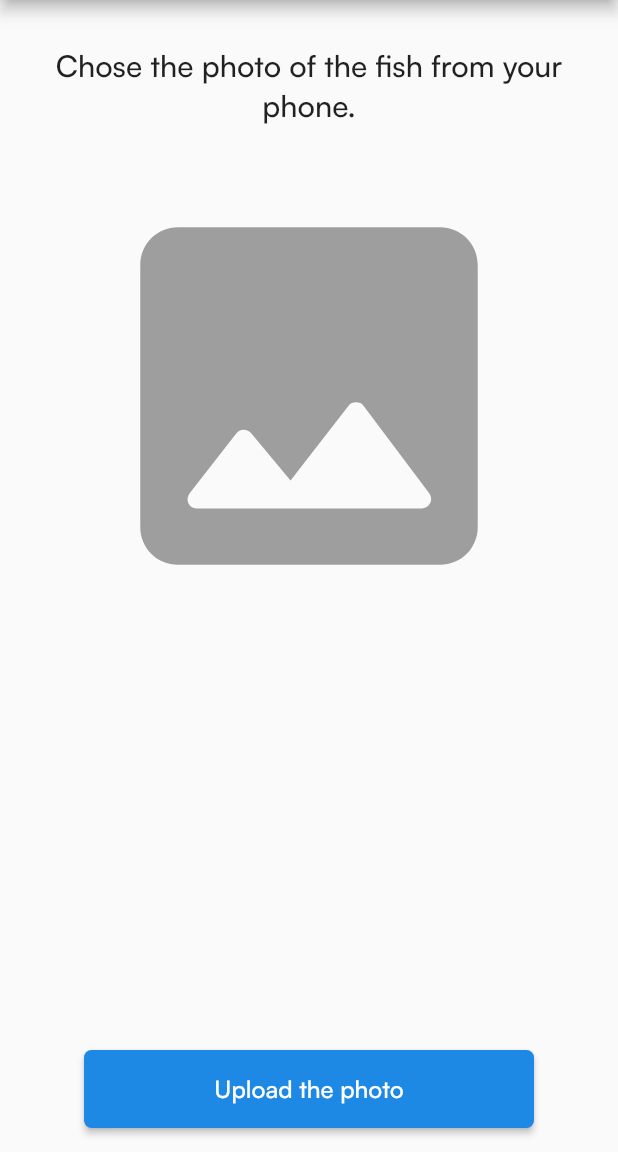
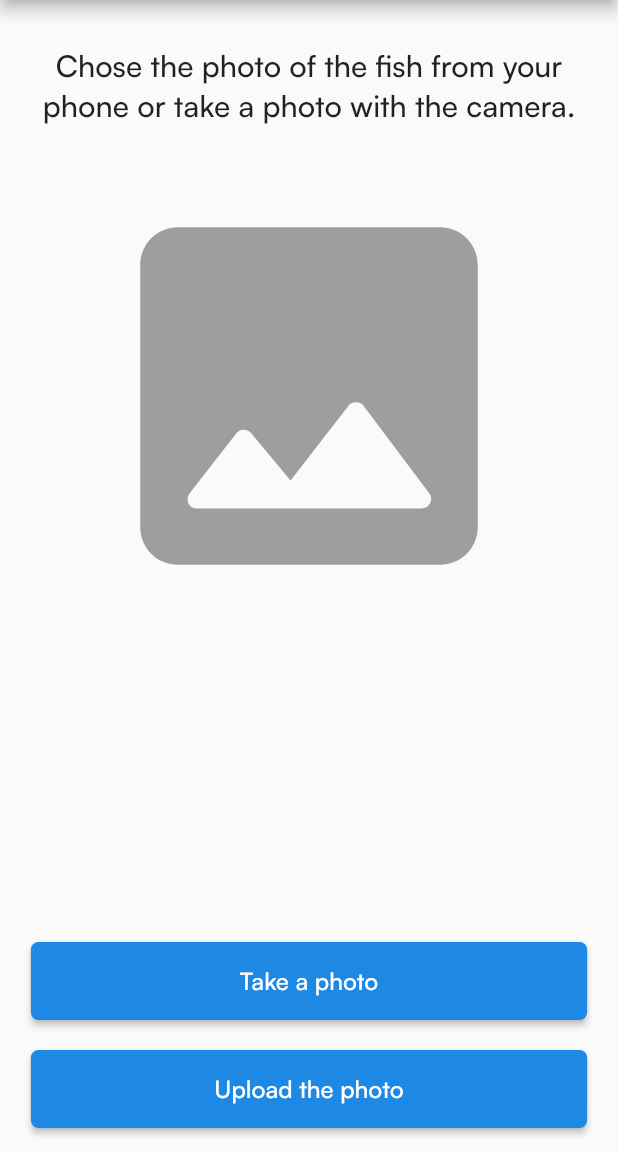
Before and after one commit to BoMil/fish_recognizer, a Flutter app: the screen it shows after launch, after a tap on "Upload the photo", on a phone screen of 412 x 824 dp, the part 84-1236 px from its top. Run offline on Flutter 3.47's test engine with Material 2 defaults, Android fonts, the phone set to English and light mode, and no system bars; our stand-ins replace camera, image_picker; missing offline and left inert: flutter_tflite.

Commit message:
Added camera photo feature and updated the model

```diff
--- a/lib/main.dart
+++ b/lib/main.dart
@@ -3,27 +3,45 @@ import 'package:fish_recognizer/utils/fish_breeds.dart';
 import 'package:image_picker/image_picker.dart';
 import 'package:flutter_tflite/flutter_tflite.dart';
 import 'package:flutter/material.dart';
+import 'package:camera/camera.dart';
 
+import 'camera_view/camera_view.dart';
 import 'theme/app_colors.dart';
 
-void main() {
-  runApp(const MyApp());
+void main() async {
+  // Ensure that plugin services are initialized so that `availableCameras()`
+  // can be called before `runApp()`
+  WidgetsFlutterBinding.ensureInitialized();
+  CameraDescription? firstCamera;
+  try {
+    // Obtain a list of the available cameras on the device.
+    final cameras = await availableCameras();
+    // Get a specific camera from the list of available cameras.
+    firstCamera = cameras.first;
+  } catch (e) {
+    debugPrint('error');
+  }
+
+  runApp(MyApp(camera: firstCamera));
 }
 
 class MyApp extends StatelessWidget {
-  const MyApp({super.key});
+  final CameraDescription? camera;
+  const MyApp({super.key, required this.camera});
 
   @override
   Widget build(BuildContext context) {
     return MaterialApp(
       theme: ThemeData(primarySwatch: Colors.blue, fontFamily: 'Satoshi'),
-      home: const MyHomePage(title: 'Fish recognizer'),
+      home: MyHomePage(title: 'Fish recognizer', camera: camera),
     );
   }
 }
 
 class MyHomePage extends StatefulWidget {
-  const MyHomePage({super.key, required this.title});
+  final CameraDescription? camera;
+
+  const MyHomePage({super.key, required this.title, required this.camera});
 
   final String title;
 
@@ -32,8 +50,8 @@ class MyHomePage extends StatefulWidget {
 }
 
 class _MyHomePageState extends State<MyHomePage> {
-  File? _image;
-  final ImagePicker _imagePicker = ImagePicker();
+  File? _uploadedImage;
+  final ImagePicker _uploadedImagePicker = ImagePicker();
   List _output = [];
   String fishName = '';
   String fishDescription = '';
@@ -52,13 +70,12 @@ class _MyHomePageState extends State<MyHomePage> {
   }
 
   _pickImage() async {
-    var image = await _imagePicker.pickImage(source: ImageSource.gallery);
+    var image = await _uploadedImagePicker.pickImage(source: ImageSource.gallery);
 
     if (image == null) {
       return;
     }
-
-    _image = File(image.path);
+    _uploadedImage = File(image.path);
     _classsifyImage(image);
   }
 
@@ -85,6 +102,27 @@ class _MyHomePageState extends State<MyHomePage> {
     });
   }
 
+  _goToCameraView() async {
+    await Navigator.of(context)
+        .push(
+          MaterialPageRoute(
+            builder: (context) => CameraView(
+              camera: widget.camera,
+            ),
+          ),
+        )
+        .then(
+          (value) => {
+            if (value.isNotEmpty)
+              {
+                // Photo taken from the CameraView
+                _uploadedImage = File(value[0].path),
+                _classsifyImage(value[0]),
+              }
+          },
+        );
+  }
+
   @override
   Widget build(BuildContext context) {
     return Scaffold(
@@ -100,16 +138,16 @@ class _MyHomePageState extends State<MyHomePage> {
             children: <Widget>[
               const SizedBox(height: 30),
               Text(
-                'Chose the photo of the fish from your phone.',
+                'Chose the photo of the fish from your phone or take a photo with the camera.',
                 textAlign: TextAlign.center,
                 style: Theme.of(context).textTheme.headline6,
               ),
               const SizedBox(height: 30),
-              if (_image != null) ...[
+              if (_uploadedImage != null) ...[
                 SizedBox(
                   height: 500,
                   width: MediaQuery.of(context).size.width - 200,
-                  child: Image.file(_image!),
+                  child: Image.file(_uploadedImage!),
                 )
               ] else ...[
                 const Center(
@@ -131,15 +169,32 @@ class _MyHomePageState extends State<MyHomePage> {
                   textAlign: TextAlign.center,
                   style: TextStyle(color: AppColors.textGray, fontSize: 18),
                 ),
-                const SizedBox(height: 70),
+                const SizedBox(height: 160),
               ],
             ],
           ),
         ),
       ),
       floatingActionButtonLocation: FloatingActionButtonLocation.centerFloat,
-      floatingActionButton: MaterialButton(
-        minWidth: 300,
+      floatingActionButton: Column(
+        mainAxisAlignment: MainAxisAlignment.end,
+        children: [
+          MaterialButton(
+            minWidth: (MediaQuery.of(context).size.width * 0.9),
+            shape: RoundedRectangleBorder(
+              borderRadius: BorderRadius.circular(5.0),
+            ),
+            padding: const EdgeInsets.all(15),
+            color: Colors.blue.shade600,
+            onPressed: () => _goToCameraView(),
+            child: const Text(
+              'Take a photo',
+              style: TextStyle(color: Colors.white, fontSize: 16),
+            ),
+          ),
+          const SizedBox(height: 20),
+          MaterialButton(
+            minWidth: (MediaQuery.of(context).size.width * 0.9),
             shape: RoundedRectangleBorder(
               borderRadius: BorderRadius.circular(5.0),
             ),
@@ -151,6 +206,8 @@ class _MyHomePageState extends State<MyHomePage> {
               style: TextStyle(color: Colors.white, fontSize: 16),
             ),
           ),
+        ],
+      ),
     );
   }
 }
--- a/lib/utils/fish_breeds.dart
+++ b/lib/utils/fish_breeds.dart
@@ -3,9 +3,9 @@ class FishBreeds {
     'Babuska (Carassius gibelio)':
         'Babuška (lat. Carassius gibelio pre 2003. godine lat. Carassius auratus gibelio) je slatkovodna riba veoma prilagodljive prirode. Pripada porodici šarana. Poreklom je iz Azije, odnosno Sibira. U našim rekama i jezerima se prvi put pojavila početkom osamdesetih godina 20. veka, a donesena je iz Kine. \n \n Babuška izgledom podseća na karaša (Carassius carassius), dostiže dužinu od 10 − 35 cm. Krljušti su joj veće od krljušti karaša, po pravilu ima 27 − 32 krljušti duž lateralne linije, dok karaš ima 31 − 35. Srebrnkaste je boje, ponekad sa blagim zlatnim tonom. Babuškin rep je račvastiji u odnosu na karašev. Ima debelo telo, najčešće je srebrne boje i nema brčiće poput običnog šarana. \n \nBabuška po svojim karakteristikama pripada porodici šarana srednje veličine i uglavnom ne prelazi težinu od 3 Kg i dužinu od 45 centimetara.',
     'Saran (Cyprinus carpio)':
-        'Šaran (Cyprinus carpio) riba je iz porodice Cyprinidae. Ima produljeno, debelo tijelo potpuno prekriveno ljuskama. Masivna se glava završava ustima s četiri brka, a usta može produljiti u obliku cijevi kojom šaran pretražuje i usisava hranu s dna. Jedina leđna peraja ima na početku nazubljenu i veoma oštru zraku. Prema staništu, boja mu varira od bijelo zlatne do smeđe po leđima, a postaje svjetlija s bakrenim odsjajima po bokovima te završava više ili manje svijetlim trbuhom.',
+        'Šaran (Cyprinus carpio) riba je slatkovodna riba sa koštanim skeletom košljoribe i istovremeno pripada i mekoperkama i porodici šarana. Naziva se još i krap, krmača, dunavski lisac. Šaran živi u mirnim i toplijim vodama i može da dostigne dužinu od jednog metra i masu i preko 20 kg. Ima izduženo, oblo telo i krupnu glavu na kojoj su usta okružena sa četiri izraštaja u vidu brkova. Može se obrazovati i izraštaj u obliku cevi kojom šaran usisava hranu sa rečnog dna. Ima par grudnih i par trbušnih peraja i jedno podrepno, repno i leđno koje počinje oštrom žbicom. Leđna strana tela je različito obojena u zavisnosti od staništa na kome živi, dok je trbušna uglavnom svetlija. Karakterističan je po svojim visokim masivnim leđima i relativno maloj glavi.',
     'Som (Silurus glanis)':
-        'Som (Silurus glanis) je riba iz porodice Siluridae. Ima izduženo tijelo, široko i zdepasto na prednjem dijelu lagano je spljošteno na stražnjem dijelu u razini repne peraje. Koža nema ljuski, a prekrivena je sa sluzi koja daje somu ljepljiv izgled. Glava mu je velika i masivna, uzdužno spljoštena a završava široko rasječenim ustima, sa 6 brkova, 2 dugačka na gornjoj čeljusti i 4 nešto kraća na donjoj čeljusti. Ima jako dobro razvijenu bočnu prugu tako da može osjetiti i najmanje vibracije mogućeg plijena. Visoko postavljeno oko maleno je što navodi na noćni život. Dugačka analna peraja završava na razini repne peraje od koje je odvojena samo malenim izreskom. Tijelo je sive boje išarano tamnijim mrljama na leđima i bokovima dok je trbuh svjetlije boje.',
+        'Som (Silurus glanis) edna je od najvećih slatkovodnih riba, a pripada familiji Somovi (Siluridae). Jedinke ove vrste mogu da narastu do preko 3 m i dostignu maksimalnu masu od preko 200 kg. Som se mresti od maja do jula. Som se dosta razlikuje od riba klasične forme, trup mu je ovalan, sa velikom i spljoštenom glavom na kojoj je tri para brkova od kojih je gornjovilični par dug do vrha grudnih peraja, ostali su dosta manji. Ima sitne oči, velika usta, a donja vilica mu je nešto duža od gornje, i obe su načičkane mnoštvom sitnih zuba. Telo mu je bez krljušt i veoma sluzava. Podrepno peraje dugačko, a repno je zaobljeno, leđno peraje je malo i bez tvrdih žilica. Leđa soma su modrocrna, bokovi su tamnosmeđi ili tamnozelenkasti i mramorirani, a trbuh sivkastobeličaste boje sa crvenkastim prelivima.',
   };
 
   static String getFishDescription(String key) {
--- a/pubspec.yaml
+++ b/pubspec.yaml
@@ -49,6 +49,7 @@ dev_dependencies:
   flutter_lints: ^2.0.0
   flutter_tflite: ^1.0.1
   image_picker: ^0.8.5+3
+  camera: ^0.10.5+4
 
 # For information on the generic Dart part of this file, see the
 # following page: https://dart.dev/tools/pub/pubspec
```
Also changed, not shown: lib/camera_view/camera_view.dart (added, +100 -0 lines), assets/labels.txt (line endings or trailing spaces), pubspec.lock, 4 other files. Lines whose indentation alone changed are shown as unchanged.
